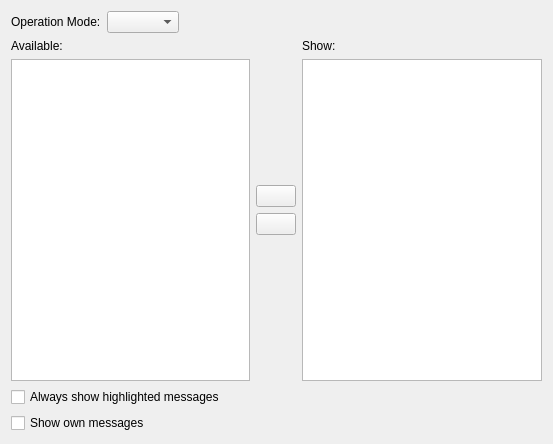
quassel/quassel, file src/qtui/settingspages/chatmonitorsettingspage.ui: the form before one commit.
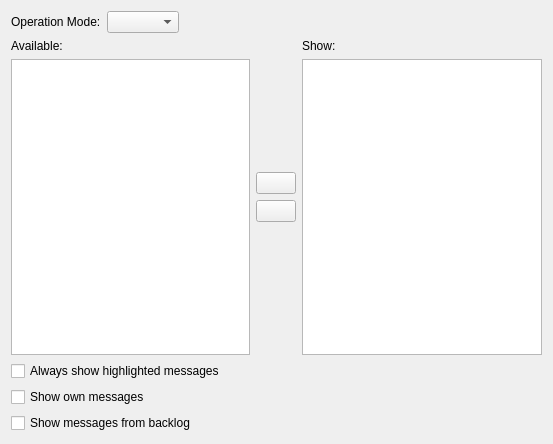
The form after the commit. Icons and pictures are not drawn. Custom widgets are drawn as their Qt base class.

Commit message:
Add option for chat monitor to look in the backlog
See #734. Thanks to Adam Harwood for rebasing this. ~Sput

Patch:
```diff
--- a/src/qtui/settingspages/chatmonitorsettingspage.ui
+++ b/src/qtui/settingspages/chatmonitorsettingspage.ui
@@ -158,6 +158,16 @@
      </property>
     </widget>
    </item>
+   <item>
+    <widget class="QCheckBox" name="showBacklog">
+     <property name="toolTip">
+      <string>Display messages from backlog on reconnect</string>
+     </property>
+     <property name="text">
+      <string>Show messages from backlog</string>
+     </property>
+    </widget>
+   </item>
   </layout>
  </widget>
  <customwidgets>
```
The commit also changes 3 other files.
